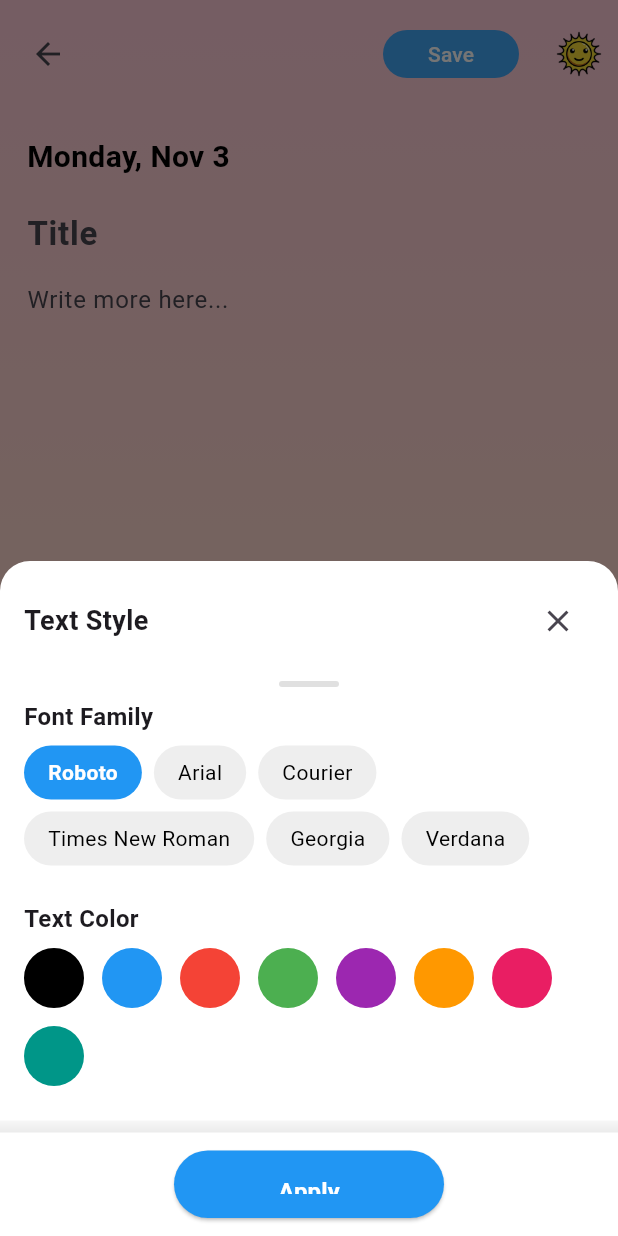
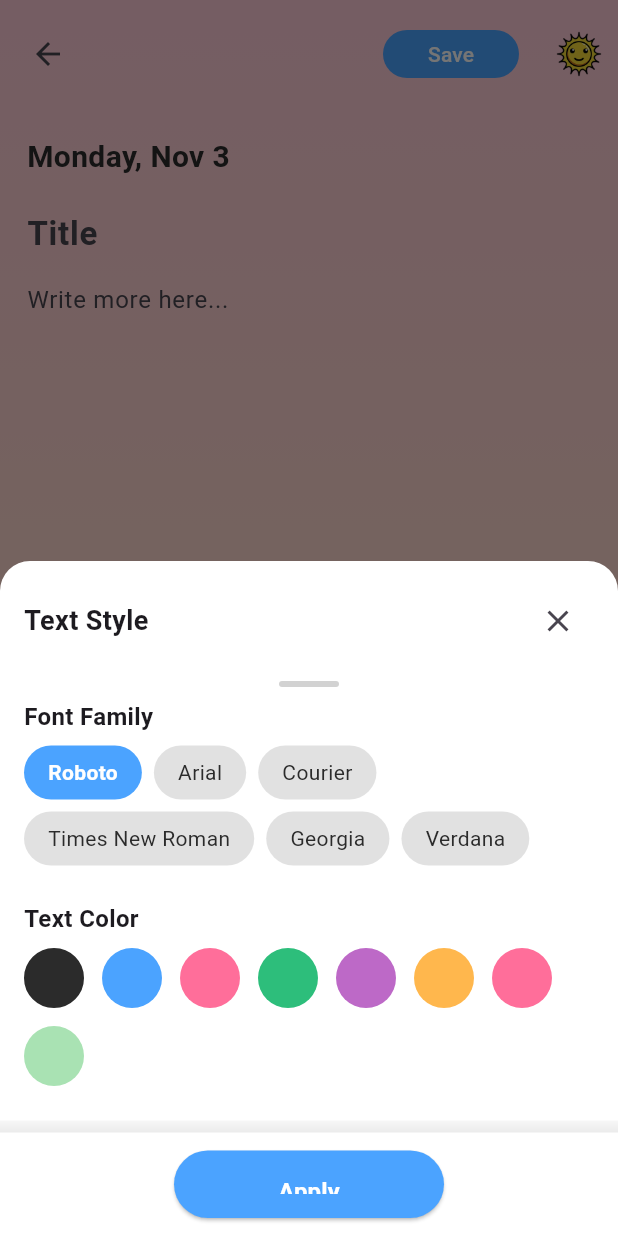
Before and after one commit to alabenss/mobile-dev-project, a Flutter app: the WriteJournalScreen screen opened directly, item 4 of the bottom bar chosen, on a phone screen of 412 x 824 dp. Run offline on Flutter 3.47's test engine with Material 3 defaults, Android fonts, the phone set to English and light mode, and no system bars; our stand-ins replace audioplayers, fl_chart, google_fonts, image_picker, sqflite; accounts and stored records are empty.

Commit message:
last changes

```diff
--- a/the_project/lib/views/screens/journaling/write_journal_screen.dart
+++ b/the_project/lib/views/screens/journaling/write_journal_screen.dart
@@ -1,6 +1,7 @@
-import 'package:flutter/material.dart';
+ import 'package:flutter/material.dart';
 import 'package:image_picker/image_picker.dart';
 import 'dart:io';
+import 'package:the_project/views/themes/style_simple/colors.dart';
 import '../../widgets/journal/journal_entry_model.dart';
 import '../../widgets/journal/sticker_picker_bottom_sheet.dart';
 import '../../widgets/journal/background_picker_bottom_sheet.dart';
@@ -52,7 +53,7 @@ class _WriteJournalScreenState extends State<WriteJournalScreen> {
   // Style properties
   String _backgroundImage = '';
   String _fontFamily = 'Roboto';
-  Color _textColor = Colors.black;
+  Color _textColor = AppColors.textPrimary;
   double _fontSize = 16.0;
 
   final List<String> _attachedImagePaths = [];
@@ -148,7 +149,7 @@ class _WriteJournalScreenState extends State<WriteJournalScreen> {
             // Semi-transparent overlay for readability
             Positioned.fill(
               child: Container(
-                color: Colors.white.withOpacity(0.3),
+                color: AppColors.card.withOpacity(0.3),
               ),
             ),
 
--- a/the_project/lib/views/widgets/journal/font_style_bottom_sheet.dart
+++ b/the_project/lib/views/widgets/journal/font_style_bottom_sheet.dart
@@ -1,5 +1,5 @@
-
 import 'package:flutter/material.dart';
+import '../../themes/style_simple/colors.dart';
 
 class FontStyleBottomSheet extends StatefulWidget {
   final String currentFontFamily;
@@ -34,14 +34,14 @@ class _FontStyleBottomSheetState extends State<FontStyleBottomSheet> {
   ];
 
   final List<Color> _colors = [
-    Colors.black,
-    Colors.blue,
-    Colors.red,
-    Colors.green,
-    Colors.purple,
-    Colors.orange,
-    Colors.pink,
-    Colors.teal,
+    AppColors.textPrimary,
+    AppColors.accentBlue,
+    AppColors.error,
+    AppColors.accentGreen,
+    AppColors.accentPurple,
+    AppColors.accentOrange,
+    AppColors.accentPink,
+    AppColors.mint,
   ];
 
   @override
@@ -57,7 +57,7 @@ class _FontStyleBottomSheetState extends State<FontStyleBottomSheet> {
     return Container(
       height: 450,
       decoration: const BoxDecoration(
-        color: Colors.white,
+        color: AppColors.card,
         borderRadius: BorderRadius.vertical(top: Radius.circular(20)),
       ),
       child: Column(
@@ -83,13 +83,13 @@ class _FontStyleBottomSheetState extends State<FontStyleBottomSheet> {
             ),
           ),
 
-          // A small grabber — also hints there is scrollable content
+          // A small grabber – also hints there is scrollable content
           Container(
             width: 40,
             height: 4,
             margin: const EdgeInsets.only(bottom: 8),
             decoration: BoxDecoration(
-              color: Colors.grey[300],
+              color: AppColors.textSecondary.withOpacity(0.3),
               borderRadius: BorderRadius.circular(2),
             ),
           ),
@@ -125,13 +125,13 @@ class _FontStyleBottomSheetState extends State<FontStyleBottomSheet> {
                             vertical: 8,
                           ),
                           decoration: BoxDecoration(
-                            color: isSelected ? Colors.blue : Colors.grey[200],
+                            color: isSelected ? AppColors.accentBlue : AppColors.textSecondary.withOpacity(0.2),
                             borderRadius: BorderRadius.circular(20),
                           ),
                           child: Text(
                             font,
                             style: TextStyle(
-                              color: isSelected ? Colors.white : Colors.black,
+                              color: isSelected ? AppColors.card : AppColors.textPrimary,
                               fontWeight:
                                   isSelected ? FontWeight.bold : FontWeight.normal,
                             ),
@@ -168,7 +168,7 @@ class _FontStyleBottomSheetState extends State<FontStyleBottomSheet> {
                             shape: BoxShape.circle,
                             border: isSelected
                                 ? Border.all(
-                                    color: Colors.black,
+                                    color: AppColors.textPrimary,
                                     width: 3,
                                   )
                                 : null,
@@ -234,14 +234,14 @@ class _FontStyleBottomSheetState extends State<FontStyleBottomSheet> {
             ),
           ),
 
-          // Footer: Apply button — outside scroll, always visible
+          // Footer: Apply button – outside scroll, always visible
           SafeArea(
             top: false,
             child: Padding(
               padding: const EdgeInsets.symmetric(horizontal: 16.0, vertical: 12),
               child: SizedBox(
-                width: 180, // 👈 Set your desired width
-  height: 45, // 👈 Set your desired height
+                width: 180,
+                height: 45,
                 child: ElevatedButton(
                   onPressed: () {
                     widget.onStyleChanged(
@@ -252,7 +252,7 @@ class _FontStyleBottomSheetState extends State<FontStyleBottomSheet> {
                     Navigator.pop(context);
                   },
                   style: ElevatedButton.styleFrom(
-                    backgroundColor: Colors.blue,
+                    backgroundColor: AppColors.accentBlue,
                     padding: const EdgeInsets.symmetric(vertical: 16),
                     shape: RoundedRectangleBorder(
                       borderRadius: BorderRadius.circular(25),
@@ -263,7 +263,7 @@ class _FontStyleBottomSheetState extends State<FontStyleBottomSheet> {
                     style: TextStyle(
                       fontSize: 16,
                       fontWeight: FontWeight.bold,
-                      color: Colors.white,
+                      color: AppColors.card,
                     ),
                   ),
                 ),
--- a/the_project/lib/views/widgets/journal/journal_attachments.dart
+++ b/the_project/lib/views/widgets/journal/journal_attachments.dart
@@ -1,4 +1,5 @@
 import 'package:flutter/material.dart';
+import '../../themes/style_simple/colors.dart';
 
 class JournalAttachments extends StatelessWidget {
   final List<String> stickerPaths;
@@ -35,12 +36,12 @@ class JournalAttachments extends StatelessWidget {
                 child: Container(
                   padding: const EdgeInsets.all(2),
                   decoration: const BoxDecoration(
-                    color: Colors.red,
+                    color: AppColors.error,
                     shape: BoxShape.circle,
                   ),
                   child: const Icon(
                     Icons.close,
-                    color: Colors.white,
+                    color: AppColors.card,
                     size: 14,
                   ),
                 ),
--- a/the_project/lib/views/widgets/journal/journal_body_fields.dart
+++ b/the_project/lib/views/widgets/journal/journal_body_fields.dart
@@ -1,5 +1,6 @@
 import 'dart:io';
 import 'package:flutter/material.dart';
+import '../../themes/style_simple/colors.dart';
 
 class JournalBodyFields extends StatelessWidget {
   final String dateLabel;
@@ -101,12 +102,12 @@ class JournalBodyFields extends StatelessWidget {
                       child: Container(
                         padding: const EdgeInsets.all(4),
                         decoration: const BoxDecoration(
-                          color: Colors.red,
+                          color: AppColors.error,
                           shape: BoxShape.circle,
                         ),
                         child: const Icon(
                           Icons.close,
-                          color: Colors.white,
+                          color: AppColors.card,
                           size: 16,
                         ),
                       ),
--- a/the_project/lib/views/widgets/journal/journal_bottom_toolbar.dart
+++ b/the_project/lib/views/widgets/journal/journal_bottom_toolbar.dart
@@ -1,5 +1,5 @@
-
 import 'package:flutter/material.dart';
+import '../../themes/style_simple/colors.dart';
 
 class JournalBottomToolbar extends StatelessWidget {
   final VoidCallback onBackground;
@@ -18,7 +18,7 @@ class JournalBottomToolbar extends StatelessWidget {
   @override
   Widget build(BuildContext context) {
     return Container(
-      color: Colors.white.withOpacity(0.95),
+      color: AppColors.card.withOpacity(0.95),
       padding: const EdgeInsets.symmetric(horizontal: 16, vertical: 12),
       child: Row(
         mainAxisAlignment: MainAxisAlignment.spaceAround,
--- a/the_project/lib/views/widgets/journal/journal_top_bar.dart
+++ b/the_project/lib/views/widgets/journal/journal_top_bar.dart
@@ -1,4 +1,5 @@
 import 'package:flutter/material.dart';
+import '../../themes/style_simple/colors.dart';
 
 class JournalTopBar extends StatelessWidget {
   final VoidCallback onBack;
@@ -15,7 +16,7 @@ class JournalTopBar extends StatelessWidget {
   @override
   Widget build(BuildContext context) {
     return Container(
-      color: Colors.white.withOpacity(0.0),
+      color: AppColors.card.withOpacity(0.0),
       padding: const EdgeInsets.symmetric(horizontal: 8, vertical: 12),
       child: Row(
         children: [
@@ -30,19 +31,19 @@ class JournalTopBar extends StatelessWidget {
               padding: const EdgeInsets.symmetric(horizontal: 30, vertical: 6),
 
               decoration: BoxDecoration(
-                color: Colors.blue.shade400,
+                color: AppColors.accentBlue,
                 borderRadius: BorderRadius.circular(20),
               ),
               child: const Text(
                 'Save',
-                style: TextStyle(color: Colors.white),
+                style: TextStyle(color: AppColors.card),
               ),
             ),
           ),
           const SizedBox(width: 10),
           CircleAvatar(
             radius: 18,
-            backgroundColor: Colors.white.withOpacity(0.0),
+            backgroundColor: AppColors.card.withOpacity(0.0),
             child: Image.asset(selectedMood, width: 35, height: 35),
           ),
         ],
--- a/the_project/lib/views/widgets/journal/month_year_selector.dart
+++ b/the_project/lib/views/widgets/journal/month_year_selector.dart
@@ -1,4 +1,5 @@
 import 'package:flutter/material.dart';
+import '../../themes/style_simple/colors.dart';
 
 class MonthYearSelector extends StatelessWidget {
   final int selectedMonth;
@@ -17,7 +18,7 @@ class MonthYearSelector extends StatelessWidget {
     return Container(
       padding: const EdgeInsets.symmetric(horizontal: 12, vertical: 8),
       decoration: BoxDecoration(
-        color: Colors.white.withOpacity(0.8),
+        color: AppColors.card.withOpacity(0.8),
         borderRadius: BorderRadius.circular(12),
       ),
       child: Row(
--- a/the_project/lib/views/widgets/journal/sticker_picker_bottom_sheet.dart
+++ b/the_project/lib/views/widgets/journal/sticker_picker_bottom_sheet.dart
@@ -1,5 +1,6 @@
 
 import 'package:flutter/material.dart';
+import '../../themes/style_simple/colors.dart';
 
 class StickerPickerBottomSheet extends StatelessWidget {
   final Function(String stickerPath) onStickerSelected;
@@ -30,7 +31,7 @@ class StickerPickerBottomSheet extends StatelessWidget {
     return Container(
       height: 350,
       decoration: const BoxDecoration(
-        color: Colors.white,
+        color: AppColors.card,
         borderRadius: BorderRadius.vertical(top: Radius.circular(20)),
       ),
       child: Column(
@@ -72,7 +73,7 @@ class StickerPickerBottomSheet extends StatelessWidget {
                   child: Container(
                     padding: const EdgeInsets.all(8),
                     decoration: BoxDecoration(
-                      color: Colors.grey[100],
+                      color: AppColors.textSecondary.withOpacity(0.1),
                       borderRadius: BorderRadius.circular(12),
                     ),
                     child: Image.asset(
```
Also changed, not shown: the_project/lib/views/screens/journaling/journaling_screen.dart (+4 -4 lines), the_project/lib/views/widgets/journal/background_picker_bottom_sheet.dart (+5 -5 lines), the_project/lib/views/widgets/journal/calendar_row.dart (+9 -7 lines), the_project/lib/views/widgets/journal/draggable_sticker.dart (+6 -6 lines), the_project/lib/views/widgets/journal/journal_entry_template.dart (+4 -3 lines), the_project/lib/views/widgets/journal/mood_card.dart (+7 -4 lines), the_project/assets/images/background/pexels-codioful-7135066.jpg (renamed from the_project/assets/images/background/bg8.jpg).
